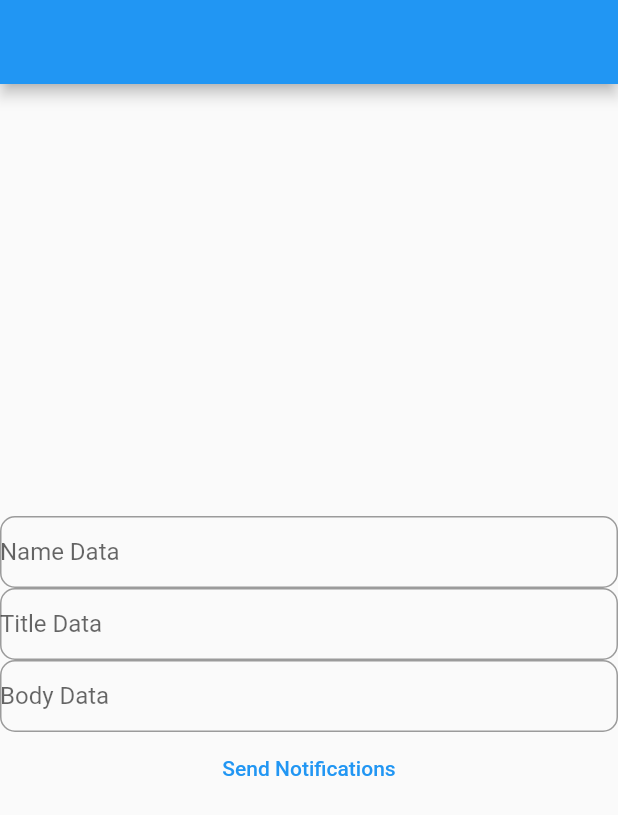
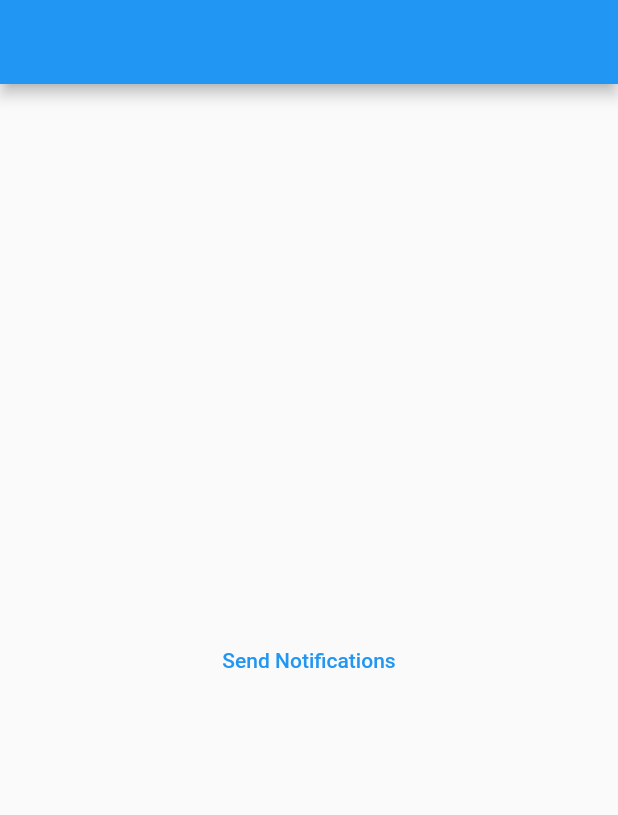
Before and after one commit to robiulalam210/PushNotification, a Flutter app: the screen it shows after launch, on a phone screen of 412 x 824 dp. Shown: the top 815 px of the screen. Run offline on Flutter 3.47's test engine with Material 2 defaults, Android fonts, the light colour scheme and no system bars; our stand-ins replace cloud_firestore, firebase_core, firebase_messaging, flutter_local_notifications; accounts and stored records are empty.

Commit message:
data storeg

```diff
--- a/lib/homePage.dart
+++ b/lib/homePage.dart
@@ -45,48 +45,7 @@ class _HomePageState extends State<HomePage> {
           // crossAxisAlignment: CrossAxisAlignment.center,
           mainAxisAlignment: MainAxisAlignment.center,
           children: [
-            TextField(
-              controller: namecontroller,
-              decoration: InputDecoration(
-                  hintText: "Name Data",
-                  contentPadding: EdgeInsets.all(0),
-                  border: OutlineInputBorder(
-                      gapPadding: 4, borderRadius: BorderRadius.circular(10))),
-            ),
-            TextField(
-              controller: titlecontroller,
-              decoration: InputDecoration(
-                  hintText: "Title Data",
-                  contentPadding: EdgeInsets.all(0),
-                  border: OutlineInputBorder(
-                      gapPadding: 4, borderRadius: BorderRadius.circular(10))),
-            ),
-            TextField(
-              controller: bodycontroller,
-              decoration: InputDecoration(
-                  hintText: "Body Data",
-                  contentPadding: EdgeInsets.all(0),
-                  border: OutlineInputBorder(
-                      gapPadding: 4, borderRadius: BorderRadius.circular(10))),
-            ),
-            // TextButton(
-            //     onPressed: () async {
-            //       String name = namecontroller.text.trim();
-            //       String title = titlecontroller.text.trim();
-            //       String body = bodycontroller.text.trim();
-            //
-            //       if (name != "") {
-            //         DocumentSnapshot snp = await FirebaseFirestore.instance
-            //             .collection("UserTokens")
-            //             .doc(name)
-            //             .get();
-            //         String token = snp['token'];
-            //         print("token$token");
-            //         setState(() {});
-            //         notificationService.sendPushMessage(token, body, title);
-            //       }
-            //     },
-            //     child: Text("Submit"))
+
 
         Center(
           child: TextButton(onPressed: (){
```
Also changed, not shown: lib/notification_service.dart (+39 -35 lines).
